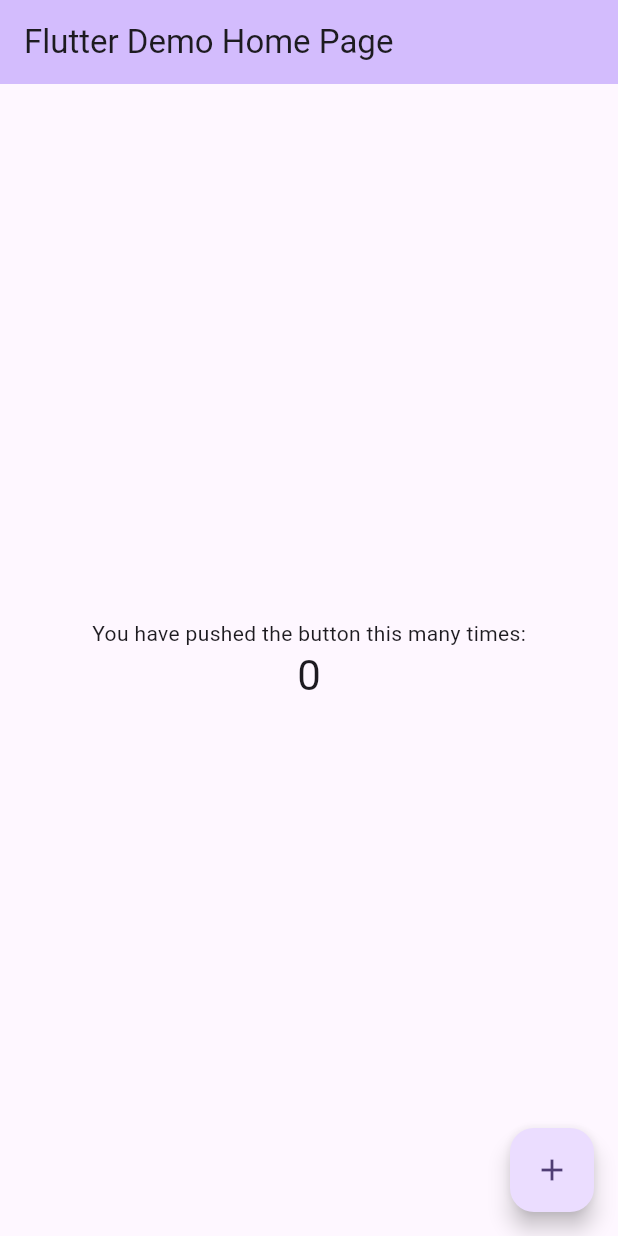
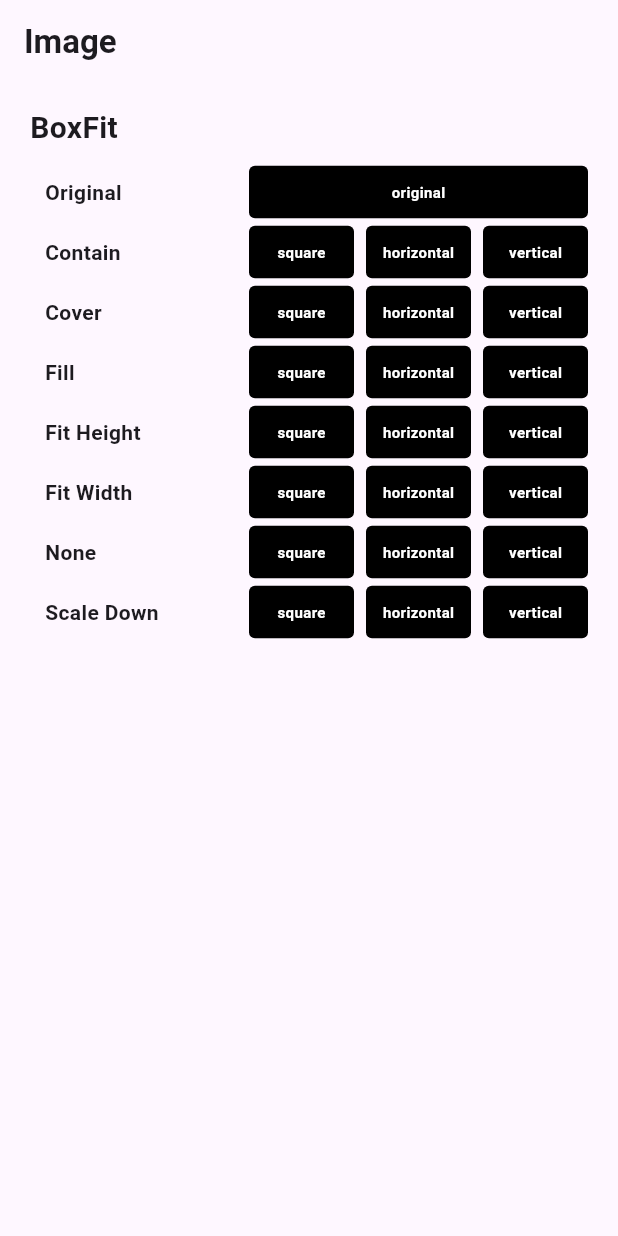
Before and after one commit to boglbbogl/flutter_samples, a Flutter app: the screen it shows after launch, on a phone screen of 412 x 824 dp. Run offline on Flutter 3.47's test engine with Material 3 defaults, Android fonts, the phone set to English and light mode, and no system bars.

Commit message:
boxfit sample

```diff
--- /dev/null
+++ b/image_sample/lib/boxfit/boxfit_type.dart
@@ -0,0 +1,33 @@
+import 'package:flutter/material.dart';
+
+enum BoxFitSizeType {
+  horizontalRectangle("horizontal", 400, 250),
+  verticalRectangle("vertical", 300, 600),
+  square("square", 400, 400);
+
+  final String name;
+  final double? width;
+  final double? height;
+
+  const BoxFitSizeType(
+    this.name,
+    this.width,
+    this.height,
+  );
+}
+
+enum BoxFitType {
+  original("Original", null),
+  cover("Cover", BoxFit.cover),
+  contain("Contain", BoxFit.contain),
+  fitHeight("Fit Height", BoxFit.fitHeight),
+  fitWidth("Fit Width", BoxFit.fitWidth),
+  fill("Fill", BoxFit.fill),
+  none("None", BoxFit.none),
+  scaleDown("Scale Down", BoxFit.scaleDown);
+
+  final String name;
+  final BoxFit? fit;
+
+  const BoxFitType(this.name, this.fit);
+}
--- a/image_sample/lib/main.dart
+++ b/image_sample/lib/main.dart
@@ -1,4 +1,5 @@
 import 'package:flutter/material.dart';
+import 'package:image_sample/main_page.dart';
 
 void main() {
   runApp(const MyApp());
@@ -7,119 +8,10 @@
 class MyApp extends StatelessWidget {
   const MyApp({super.key});
 
-  // This widget is the root of your application.
   @override
   Widget build(BuildContext context) {
-    return MaterialApp(
-      title: 'Flutter Demo',
-      theme: ThemeData(
-        // This is the theme of your application.
-        //
-        // TRY THIS: Try running your application with "flutter run". You'll see
-        // the application has a purple toolbar. Then, without quitting the app,
-        // try changing the seedColor in the colorScheme below to Colors.green
-        // and then invoke "hot reload" (save your changes or press the "hot
-        // reload" button in a Flutter-supported IDE, or press "r" if you used
-        // the command line to start the app).
-        //
-        // Notice that the counter didn't reset back to zero; the application
-        // state is not lost during the reload. To reset the state, use hot
-        // restart instead.
-        //
-        // This works for code too, not just values: Most code changes can be
-        // tested with just a hot reload.
-        colorScheme: ColorScheme.fromSeed(seedColor: Colors.deepPurple),
-        useMaterial3: true,
-      ),
-      home: const MyHomePage(title: 'Flutter Demo Home Page'),
+    return const MaterialApp(
+      home: MainPage(),
     );
   }
 }
-
-class MyHomePage extends StatefulWidget {
-  const MyHomePage({super.key, required this.title});
-
-  // This widget is the home page of your application. It is stateful, meaning
-  // that it has a State object (defined below) that contains fields that affect
-  // how it looks.
-
-  // This class is the configuration for the state. It holds the values (in this
-  // case the title) provided by the parent (in this case the App widget) and
-  // used by the build method of the State. Fields in a Widget subclass are
-  // always marked "final".
-
-  final String title;
-
-  @override
-  State<MyHomePage> createState() => _MyHomePageState();
-}
-
-class _MyHomePageState extends State<MyHomePage> {
-  int _counter = 0;
-
-  void _incrementCounter() {
-    setState(() {
-      // This call to setState tells the Flutter framework that something has
-      // changed in this State, which causes it to rerun the build method below
-      // so that the display can reflect the updated values. If we changed
-      // _counter without calling setState(), then the build method would not be
-      // called again, and so nothing would appear to happen.
-      _counter++;
-    });
-  }
-
-  @override
-  Widget build(BuildContext context) {
-    // This method is rerun every time setState is called, for instance as done
-    // by the _incrementCounter method above.
-    //
-    // The Flutter framework has been optimized to make rerunning build methods
-    // fast, so that you can just rebuild anything that needs updating rather
-    // than having to individually change instances of widgets.
-    return Scaffold(
-      appBar: AppBar(
-        // TRY THIS: Try changing the color here to a specific color (to
-        // Colors.amber, perhaps?) and trigger a hot reload to see the AppBar
-        // change color while the other colors stay the same.
-        backgroundColor: Theme.of(context).colorScheme.inversePrimary,
-        // Here we take the value from the MyHomePage object that was created by
-        // the App.build method, and use it to set our appbar title.
-        title: Text(widget.title),
-      ),
-      body: Center(
-        // Center is a layout widget. It takes a single child and positions it
-        // in the middle of the parent.
-        child: Column(
-          // Column is also a layout widget. It takes a list of children and
-          // arranges them vertically. By default, it sizes itself to fit its
-          // children horizontally, and tries to be as tall as its parent.
-          //
-          // Column has various properties to control how it sizes itself and
-          // how it positions its children. Here we use mainAxisAlignment to
-          // center the children vertically; the main axis here is the vertical
-          // axis because Columns are vertical (the cross axis would be
-          // horizontal).
-          //
-          // TRY THIS: Invoke "debug painting" (choose the "Toggle Debug Paint"
-          // action in the IDE, or press "p" in the console), to see the
-          // wireframe for each widget.
-          mainAxisAlignment: MainAxisAlignment.center,
-          children: <Widget>[
-            const Text(
-              'You have pushed the button this many times:',
-            ),
-            Text(
-              '$_counter',
-              style: Theme.of(context).textTheme.headlineMedium,
-            ),
-          ],
-        ),
-      ),
-      floatingActionButton: FloatingActionButton(
-        onPressed: _incrementCounter,
-        tooltip: 'Increment',
-        child: const Icon(Icons.add),
-      ), // This trailing comma makes auto-formatting nicer for build methods.
-    );
-  }
-}
--- /dev/null
+++ b/image_sample/lib/main_page.dart
@@ -0,0 +1,123 @@
+import 'package:flutter/material.dart';
+import 'package:flutter/services.dart';
+import 'package:image_sample/boxfit/boxfit_page.dart';
+import 'package:image_sample/boxfit/boxfit_type.dart';
+
+class MainPage extends StatefulWidget {
+  const MainPage({super.key});
+
+  @override
+  State<MainPage> createState() => _MainPageState();
+}
+
+class _MainPageState extends State<MainPage> {
+  @override
+  Widget build(BuildContext context) {
+    return Scaffold(
+      appBar: AppBar(
+        title: const Text(
+          "Image",
+          style: TextStyle(
+            fontWeight: FontWeight.bold,
+          ),
+        ),
+      ),
+      body: ListView(
+        children: [
+          _item("BoxFit", [
+            _boxFitItem(BoxFitType.original, isOne: true),
+            _boxFitItem(BoxFitType.contain),
+            _boxFitItem(BoxFitType.cover),
+            _boxFitItem(BoxFitType.fill),
+            _boxFitItem(BoxFitType.fitHeight),
+            _boxFitItem(BoxFitType.fitWidth),
+            _boxFitItem(BoxFitType.none),
+            _boxFitItem(BoxFitType.scaleDown),
+          ]),
+        ],
+      ),
+    );
+  }
+
+  Container _boxFitItem(
+    BoxFitType type, {
+    bool isOne = false,
+  }) =>
+      Container(
+        height: 40,
+        color: Colors.transparent,
+        margin: const EdgeInsets.only(left: 30, right: 20),
+        child: Row(
+          mainAxisAlignment: MainAxisAlignment.spaceBetween,
+          children: [
+            Text(
+              type.name,
+              style: const TextStyle(fontWeight: FontWeight.bold, fontSize: 14),
+            ),
+            Row(
+              children: [
+                ...List.generate(
+                  isOne ? 1 : 3,
+                  (i) => GestureDetector(
+                    onTap: () {
+                      HapticFeedback.mediumImpact();
+                      Navigator.of(context).push(MaterialPageRoute(
+                          builder: (_) => BoxFitPage(
+                                type: type,
+                                size: isOne
+                                    ? null
+                                    : (i == 0
+                                        ? BoxFitSizeType.square
+                                        : i == 1
+                                            ? BoxFitSizeType.horizontalRectangle
+                                            : BoxFitSizeType.verticalRectangle),
+                              )));
+                    },
+                    child: Container(
+                      height: 35,
+                      margin:
+                          isOne ? null : EdgeInsets.only(right: i != 2 ? 8 : 0),
+                      width: isOne ? 226 : 70,
+                      decoration: BoxDecoration(
+                        borderRadius: BorderRadius.circular(4),
+                        color: Colors.black,
+                      ),
+                      alignment: Alignment.center,
+                      child: Text(
+                        isOne
+                            ? "original"
+                            : i == 0
+                                ? BoxFitSizeType.square.name
+                                : i == 1
+                                    ? BoxFitSizeType.horizontalRectangle.name
+                                    : BoxFitSizeType.verticalRectangle.name,
+                        style: const TextStyle(
+                          fontWeight: FontWeight.bold,
+                          fontSize: 10,
+                          color: Colors.white,
+                        ),
+                      ),
+                    ),
+                  ),
+                )
+              ],
+            )
+          ],
+        ),
+      );
+
+  Column _item(String content, List<Widget> children) => Column(
+        children: [
+          Container(
+              height: 52,
+              alignment: Alignment.bottomLeft,
+              padding: const EdgeInsets.only(left: 20, bottom: 8),
+              child: Text(
+                content,
+                style:
+                    const TextStyle(fontWeight: FontWeight.bold, fontSize: 20),
+              )),
+          ...children,
+        ],
+      );
+}
```
Also changed, not shown: image_sample/lib/boxfit/boxfit_page.dart (added, +67 -0 lines), 62 other files.
